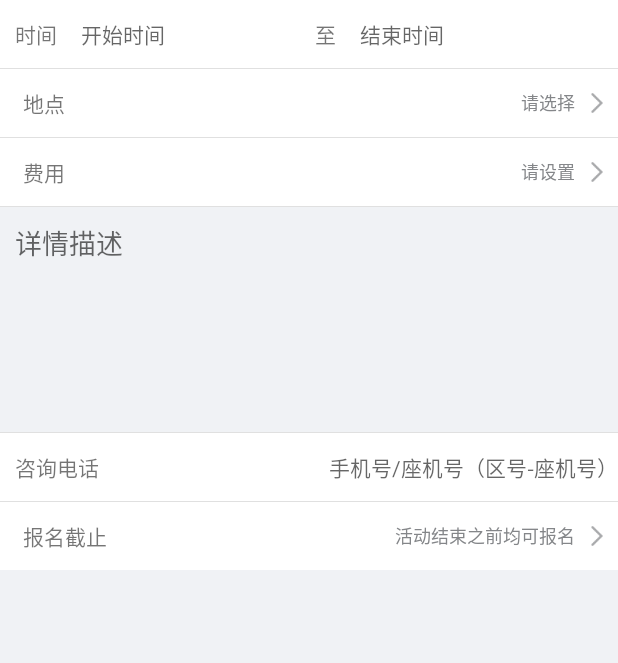
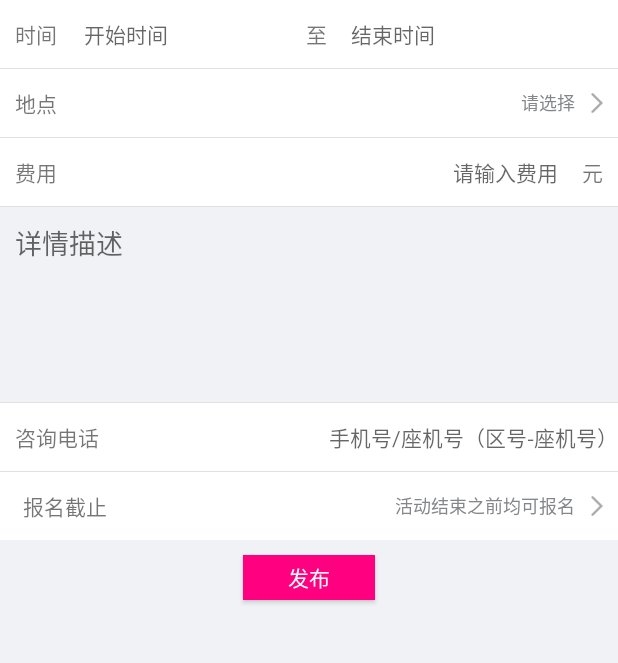
Before and after one commit to xz65669983/Toutiao-master, an Android app: the fragment IssueAvtivityFragment shown on its own in the app's theme, on a phone screen of 412 x 824 dp, the part 152-815 px from its top. Run offline under Robolectric (Android 15) with nearby library versions, the phone set to English and light mode, and no system bars; our stand-ins replace ButterKnife, CircleImageView, RxJava; libraries missing offline, so code that uses them is left out: com.lljjcoder, com.lljjcoder.bean, com.lljjcoder.citywheel, com.lljjcoder.style, org.feezu.liuli.

Commit message:
完成发布活动页面UI

```diff
--- a/app/build.gradle
+++ b/app/build.gradle
@@ -131,4 +131,10 @@ dependencies {
     annotationProcessor 'com.jakewharton:butterknife-compiler:8.7.0'
 
     compile 'com.squareup.picasso:picasso:2.5.2'
+    //时间控件
+    compile 'com.feezu.liuli:timeselector:1.1.3+'
+    //地点选择控件
+    compile 'liji.library.dev:citypickerview:3.0.1'
+
+
 }
--- a/app/src/main/res/layout/fragment_issue_activity.xml
+++ b/app/src/main/res/layout/fragment_issue_activity.xml
@@ -4,7 +4,6 @@
         android:layout_height="match_parent"
         android:background="@color/bg_activity"
         android:orientation="vertical">
-
         <!--主题-->
         <RelativeLayout
             android:layout_width="match_parent"
@@ -62,24 +61,24 @@
                 android:text="时间"
                 android:textSize="@dimen/font_size_normal" />
 
-        <EditText
-            android:textSize="@dimen/font_size_normal"
-            android:background="@null"
+
+            <TextView
                 android:id="@+id/start_time"
                 android:layout_width="140dp"
                 android:layout_height="match_parent"
                 android:layout_alignParentTop="true"
-            android:layout_marginLeft="16dp"
-            android:layout_marginStart="16dp"
+                android:layout_marginLeft="18dp"
+                android:layout_marginStart="18dp"
                 android:layout_toEndOf="@+id/time"
                 android:layout_toRightOf="@+id/time"
+                android:background="@null"
                 android:gravity="center_vertical"
-            android:hint="开始时间" />
-
+                android:hint="开始时间"
+                android:textSize="@dimen/font_size_normal" />
             <TextView
                 android:id="@+id/time_to"
-            android:layout_marginLeft="16dp"
-            android:layout_marginStart="16dp"
+                android:layout_marginLeft="8dp"
+                android:layout_marginStart="8dp"
                 android:layout_width="wrap_content"
                 android:layout_height="match_parent"
                 android:layout_toEndOf="@+id/start_time"
@@ -88,8 +87,8 @@
                 android:text="至"
                 android:textSize="@dimen/font_size_normal" />
 
-        <EditText
-
+            <TextView
+                android:id="@+id/end_time"
                 android:background="@null"
                 android:layout_width="140dp"
                 android:layout_height="match_parent"
@@ -128,7 +127,7 @@
         <View style="@style/separator_line" />
         <ScrollView
             android:layout_width="match_parent"
-        android:layout_height="150dp">
+            android:layout_height="130dp">
             <EditText
                 android:background="@null"
                 android:layout_margin="@dimen/margin_space"
@@ -157,12 +156,15 @@
                 android:layout_width="match_parent"
                 android:layout_height="match_parent"
                 android:gravity="right|center_vertical"
-            android:hint="手机号/座机号（区号-座机号）"/>
+                android:hint="手机号/座机号（区号-座机号）"
+                android:ems="10"
+                android:inputType="number"
+                />
 
         </LinearLayout>
 
         <View style="@style/separator_line" />
-    <!-- 地点-->
+        <!-- 报名截止-->
         <include
             android:id="@+id/issue_activity_sign_up_end"
             layout="@layout/issue_activity_sign_up_end"
@@ -172,6 +174,17 @@
             android:layout_alignParentStart="true"
             android:layout_alignParentTop="true" />
 
+    <Button
+        android:id="@+id/btn_issue"
+        android:layout_width="wrap_content"
+        android:layout_height="30dp"
+        android:layout_gravity="center_horizontal"
+        android:layout_marginTop="10dip"
+        android:background="#ff0080"
+        android:gravity="center"
+        android:text="@string/issue"
+        android:textColor="@color/white"
 
+        />
 
 </LinearLayout>
--- a/app/src/main/res/layout/issue_activity_fee.xml
+++ b/app/src/main/res/layout/issue_activity_fee.xml
@@ -1,50 +1,33 @@
-<RelativeLayout xmlns:android="http://schemas.android.com/apk/res/android"
+<LinearLayout
+	xmlns:android="http://schemas.android.com/apk/res/android"
 	xmlns:tools="http://schemas.android.com/tools"
+	android:background="@drawable/view_bg_clickable_selector"
 	android:layout_width="match_parent"
 	android:layout_height="@dimen/height_row"
-    android:clickable="true"
-    android:focusable="true"
-    android:background="@drawable/view_bg_clickable_selector"
-    >
+	android:orientation="horizontal">
+	<TextView
 
-    	<LinearLayout
-    	    android:layout_alignParentLeft="true"
+		android:layout_marginLeft="@dimen/margin_space"
 		android:layout_width="wrap_content"
 		android:layout_height="match_parent"
-          	android:orientation="horizontal"
 		android:gravity="center_vertical"
-          	android:layout_marginLeft="@dimen/margin_space">
-
+		android:text="费用"/>
+	<EditText
+		android:textSize="@dimen/font_size_normal"
+		android:background="@null"
+		android:layout_width="0dp"
+		android:layout_weight="1"
+		android:layout_height="match_parent"
+		android:gravity="right|center_vertical"
+		android:hint="请输入费用"
+		android:layout_marginRight="@dimen/activity_horizontal_margin"
+		android:inputType="numberDecimal"
+		/>
 	<TextView
-               android:layout_marginLeft="5dip"
-		        android:layout_width="wrap_content"
-		        android:layout_height="wrap_content"
-		        android:text="费用"
-		        android:textSize="@dimen/font_size_normal"/>
-        </LinearLayout>
-
-
-		<LinearLayout
-		    android:layout_alignParentRight="true"
+		android:layout_marginRight="@dimen/margin_space"
 		android:layout_width="wrap_content"
 		android:layout_height="match_parent"
-          	android:orientation="horizontal"
 		android:gravity="center_vertical"
-          	android:layout_marginRight="@dimen/margin_space">
+		android:text="元"/>
 
-           <TextView
-               android:layout_marginLeft="5dip"
-		        android:layout_width="wrap_content"
-		        android:layout_height="wrap_content"
-		        android:text="请设置"
-		        style="@style/textStyle.Normal.subTitle"/>
-
-           <ImageView
-                android:layout_marginLeft="5dip"
-                android:layout_gravity="center_vertical"
-		        android:layout_width="wrap_content"
-		        android:layout_height="wrap_content"
-		        android:src="@mipmap/personal_arrow_right"
-		        />
 </LinearLayout>
-</RelativeLayout>
--- a/app/src/main/res/layout/issue_activity_place.xml
+++ b/app/src/main/res/layout/issue_activity_place.xml
@@ -12,11 +12,10 @@
           	android:layout_width="wrap_content"
           	android:layout_height="match_parent"
           	android:orientation="horizontal"
-          	android:gravity="center_vertical"
-          	android:layout_marginLeft="@dimen/margin_space">
+          	android:gravity="center_vertical">
 
            <TextView
-               android:layout_marginLeft="5dip"
+			   android:layout_marginLeft="@dimen/margin_space"
 		        android:layout_width="wrap_content"
 		        android:layout_height="wrap_content"
 		        android:text="地点"
@@ -33,6 +32,7 @@
           	android:layout_marginRight="@dimen/margin_space">
 
            <TextView
+			   android:id="@+id/tv_select_location"
                android:layout_marginLeft="5dip"
 		        android:layout_width="wrap_content"
 		        android:layout_height="wrap_content"
--- a/app/src/main/res/layout/issue_activity_sign_up_end.xml
+++ b/app/src/main/res/layout/issue_activity_sign_up_end.xml
@@ -33,6 +33,7 @@
           	android:layout_marginRight="@dimen/margin_space">
 
            <TextView
+			   android:id="@+id/tv_end_activity_time"
                android:layout_marginLeft="5dip"
 		        android:layout_width="wrap_content"
 		        android:layout_height="wrap_content"
--- a/app/src/main/res/values/strings.xml
+++ b/app/src/main/res/values/strings.xml
@@ -158,6 +158,8 @@
     <string name="revise_password">修改密码</string>
     <string name="user_save">保存</string>
     <string name="log_out">退出登录</string>
+
+    <string name="issue">发布</string>
     <string-array name="user_sex_name">
         <item>保密</item>
         <item>男</item>
```
Also changed, not shown: app/src/main/java/com/meiji/elegantcommuncity/InitApp.java (+7 -0 lines), app/src/main/java/com/meiji/elegantcommuncity/module/video/IssueAvtivityFragment.java (+85 -3 lines), app/src/main/java/com/meiji/elegantcommuncity/retrofit/IssueActivityService.java (added, +9 -0 lines). Lines whose indentation alone changed are shown as unchanged.
